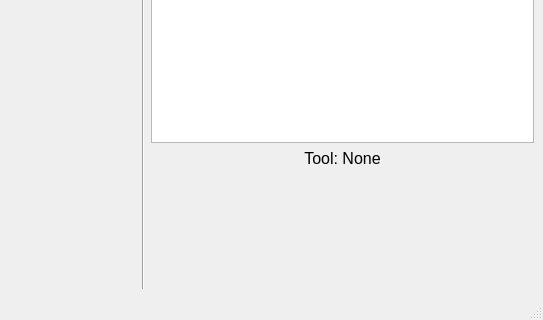
The window that mainwindow.ui (grandrx10/ShapeLooker) describes before a commit, drawn with Qt 5; both pictures show x 257 to 800 and y 280 to 600 of the 800 by 600 pixel window.
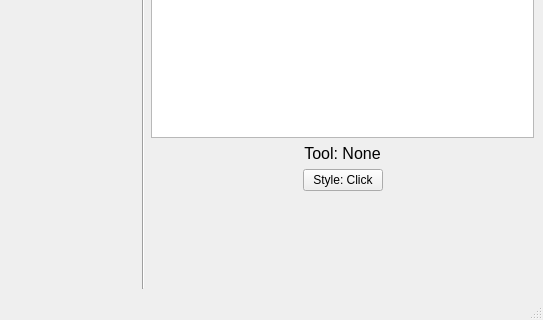
The same window after the commit.

Commit message: Added the spline tool, wip for the click vs drag button

Diff of the .ui file:
```diff
--- a/mainwindow.ui
+++ b/mainwindow.ui
@@ -14,10 +14,10 @@
    <string>MainWindow</string>
   </property>
   <widget class="QWidget" name="centralwidget">
-   <layout class="QHBoxLayout" name="horizontalLayout">
+   <layout class="QHBoxLayout" name="horizontalLayout_4">
     <item>
-     <layout class="QGridLayout" name="gridLayout_3">
-      <item row="0" column="0">
+     <layout class="QHBoxLayout" name="horizontalLayout_3">
+      <item>
        <layout class="QGridLayout" name="gridLayout">
         <item row="0" column="0">
          <widget class="QLabel" name="label">
@@ -139,16 +139,16 @@
         </item>
        </layout>
       </item>
-      <item row="0" column="1">
+      <item>
        <widget class="Line" name="line">
         <property name="orientation">
          <enum>Qt::Orientation::Vertical</enum>
         </property>
        </widget>
       </item>
-      <item row="0" column="2">
-       <layout class="QGridLayout" name="gridLayout_2" rowstretch="0,3,0,1">
-        <item row="0" column="0">
+      <item>
+       <layout class="QVBoxLayout" name="verticalLayout" stretch="0,3,0,0,0">
+        <item>
          <widget class="QLabel" name="label_6">
           <property name="font">
            <font>
@@ -163,10 +163,10 @@
           </property>
          </widget>
         </item>
-        <item row="1" column="0">
+        <item>
          <widget class="QGraphicsView" name="graphicsView"/>
         </item>
-        <item row="2" column="0">
+        <item>
          <widget class="QLabel" name="labelTool">
           <property name="font">
            <font>
@@ -181,7 +181,44 @@
           </property>
          </widget>
         </item>
-        <item row="3" column="0">
+        <item>
+         <layout class="QHBoxLayout" name="horizontalLayout_2">
+          <item>
+           <spacer name="horizontalSpacer">
+            <property name="orientation">
+             <enum>Qt::Orientation::Horizontal</enum>
+            </property>
+            <property name="sizeHint" stdset="0">
+             <size>
+              <width>40</width>
+              <height>20</height>
+             </size>
+            </property>
+           </spacer>
+          </item>
+          <item>
+           <widget class="QPushButton" name="drawStyleButton">
+            <property name="text">
+             <string>Style: Click</string>
+            </property>
+           </widget>
+          </item>
+          <item>
+           <spacer name="horizontalSpacer_2">
+            <property name="orientation">
+             <enum>Qt::Orientation::Horizontal</enum>
+            </property>
+            <property name="sizeHint" stdset="0">
+             <size>
+              <width>40</width>
+              <height>20</height>
+             </size>
+            </property>
+           </spacer>
+          </item>
+         </layout>
+        </item>
+        <item>
          <spacer name="verticalSpacer">
           <property name="orientation">
            <enum>Qt::Orientation::Vertical</enum>
@@ -231,6 +268,7 @@
     <addaction name="actionLineTool"/>
     <addaction name="actionRectTool"/>
     <addaction name="menuDraw_Circle"/>
+    <addaction name="actionPenTool"/>
     <addaction name="actionEraserTool"/>
    </widget>
    <addaction name="menuFile"/>
@@ -277,6 +315,11 @@
     <string>Center</string>
    </property>
   </action>
+  <action name="actionPenTool">
+   <property name="text">
+    <string>Pen</string>
+   </property>
+  </action>
  </widget>
  <resources/>
  <connections/>
```
The commit also changes 49 other files.
